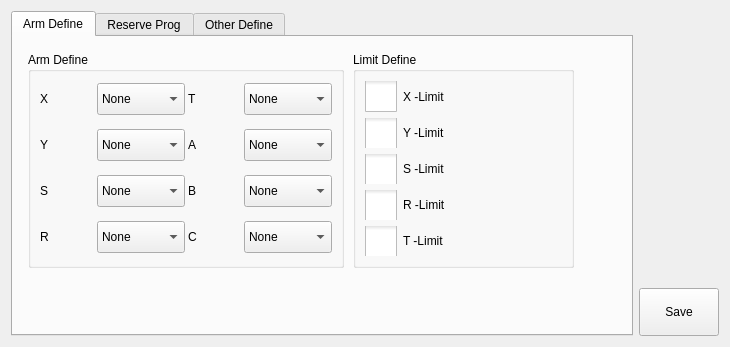
First picture: the form in hcsettings/icstructdefineframe.ui, repository GaussCheng/2-5AxisPunch, before the edit.
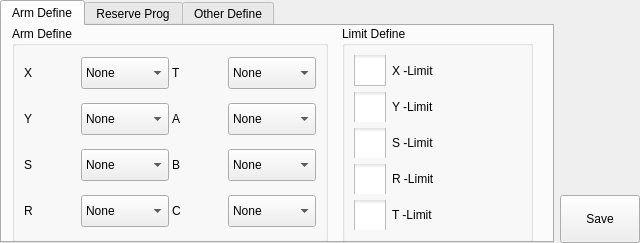
Second picture: the form after the edit. Icons and pictures are not drawn. Custom widgets are drawn as their Qt base class.

Diff of the .ui file:
```diff
--- a/hcsettings/icstructdefineframe.ui
+++ b/hcsettings/icstructdefineframe.ui
@@ -6,8 +6,8 @@
    <rect>
     <x>0</x>
     <y>0</y>
-    <width>730</width>
-    <height>347</height>
+    <width>640</width>
+    <height>243</height>
    </rect>
   </property>
   <property name="windowTitle">
@@ -22,6 +22,18 @@
 </string>
   </property>
   <layout class="QHBoxLayout" name="horizontalLayout">
+   <property name="leftMargin">
+    <number>0</number>
+   </property>
+   <property name="topMargin">
+    <number>0</number>
+   </property>
+   <property name="rightMargin">
+    <number>0</number>
+   </property>
+   <property name="bottomMargin">
+    <number>0</number>
+   </property>
    <item>
     <widget class="ICTabWidget" name="tabWidget">
      <property name="currentIndex">
@@ -34,8 +46,8 @@
       <widget class="QGroupBox" name="armDefineBox">
        <property name="geometry">
         <rect>
-         <x>15</x>
-         <y>15</y>
+         <x>10</x>
+         <y>0</y>
          <width>316</width>
          <height>216</height>
         </rect>
@@ -315,8 +327,8 @@
        <property name="geometry">
         <rect>
          <x>340</x>
-         <y>15</y>
-         <width>221</width>
+         <y>0</y>
+         <width>191</width>
          <height>216</height>
         </rect>
        </property>
```
Left out of the diff: 6 changed lines with no effect on the pictures.
